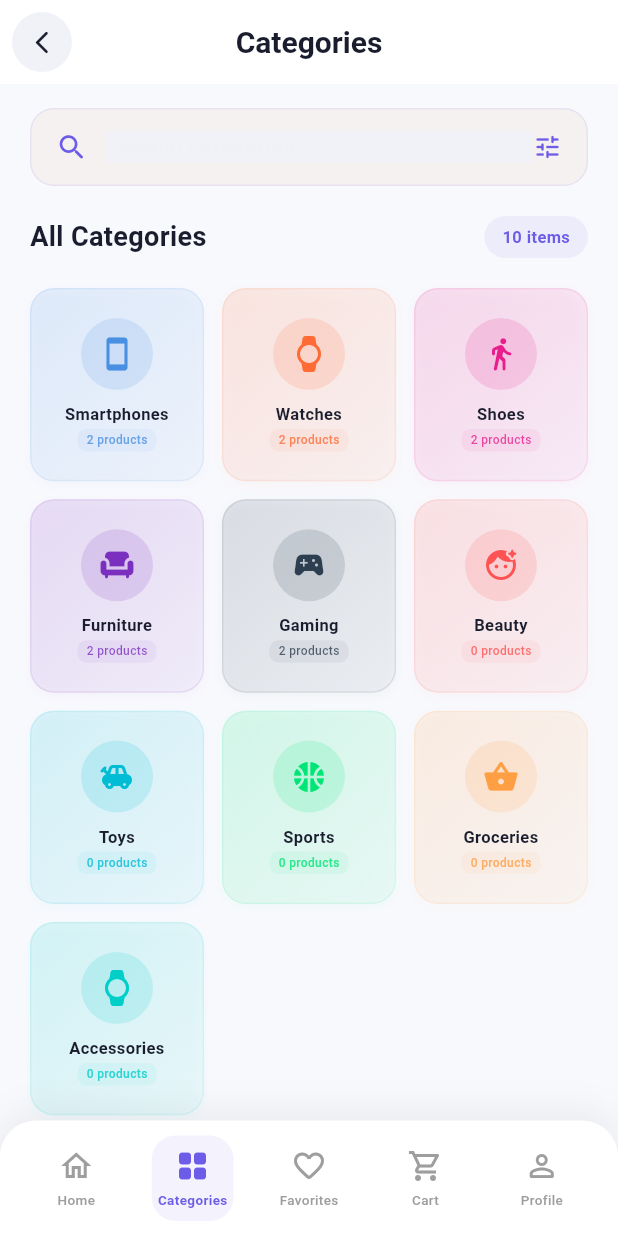
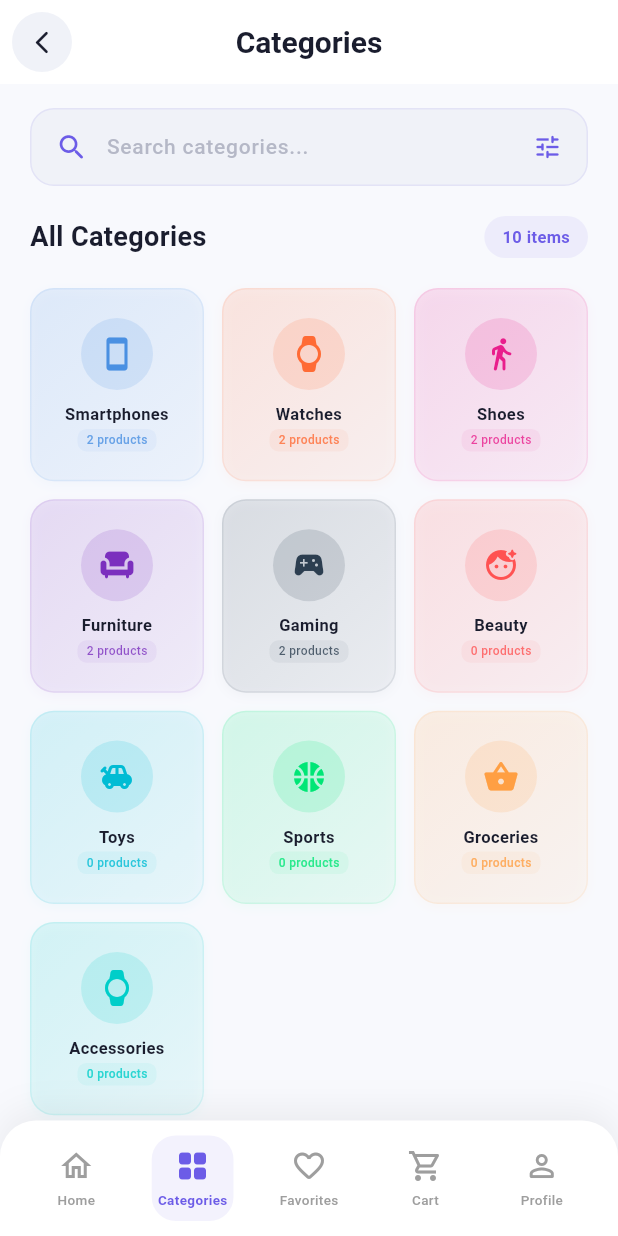
Before and after one commit to NABEEHMOHAMMED/E-Commerce-App-with-provider, a Flutter app: the screen it shows after launch, item 2 of the bottom bar chosen, on a phone screen of 412 x 824 dp. Run offline on Flutter 3.47's test engine with Material 3 defaults, Android fonts, the phone set to English and light mode, and no system bars; our stand-ins replace cached_network_image, connectivity_plus, sqflite_common_ffi; accounts and stored records are empty; network calls fail.

```diff
--- a/lib/screens/categories_screen.dart
+++ b/lib/screens/categories_screen.dart
@@ -56,7 +56,9 @@ class CategoriesScreen extends StatelessWidget {
               padding: const EdgeInsets.symmetric(horizontal: 16),
               height: 52,
               decoration: BoxDecoration(
-                color: const Color.fromARGB(255, 246, 241, 241),
+                color: Theme.of(context).brightness == Brightness.dark
+                    ? AppTheme.bgSurface
+                    : AppTheme.bgLightSurface,
                 borderRadius: BorderRadius.circular(16),
                 border: Border.all(
                   color: AppTheme.primaryPurple.withValues(alpha: 0.1),
@@ -74,34 +76,41 @@ class CategoriesScreen extends StatelessWidget {
                   ),
                 ],
               ),
-              child: const Row(
+              child: Row(
                 children: [
-                  Icon(
+                  const Icon(
                     Icons.search_rounded,
                     color: AppTheme.primaryPurple,
                     size: 22,
                   ),
-                  SizedBox(width: 12),
+                  const SizedBox(width: 12),
                   Expanded(
                     child: TextField(
                       decoration: InputDecoration(
                         hintText: 'Search categories...',
                         hintStyle: TextStyle(
-                          color: Color.fromARGB(255, 240, 241, 244),
+                          color: Theme.of(context).brightness == Brightness.dark
+                              ? AppTheme.textLightMuted
+                              : AppTheme.textLightMuted.withValues(alpha: 0.6),
                           fontSize: 14,
                         ),
                         border: InputBorder.none,
+                        enabledBorder: InputBorder.none,
+                        focusedBorder: InputBorder.none,
+                        filled: false,
                         isDense: true,
                         contentPadding: EdgeInsets.zero,
                       ),
                       style: TextStyle(
-                        color: Color.fromARGB(255, 158, 158, 163),
+                        color: Theme.of(context).brightness == Brightness.dark
+                            ? Colors.white
+                            : AppTheme.textLightPrimary,
                         fontSize: 14,
                         fontWeight: FontWeight.w500,
                       ),
                     ),
                   ),
-                  Icon(
+                  const Icon(
                     Icons.tune_rounded,
                     color: AppTheme.primaryPurple,
                     size: 20,
```
